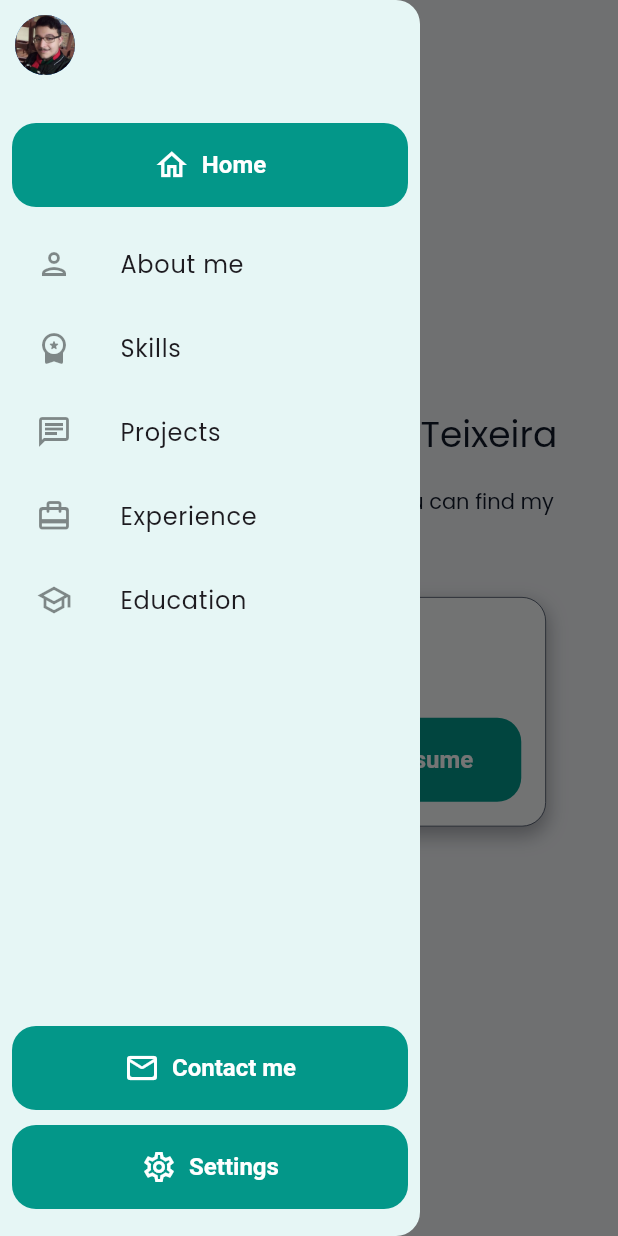
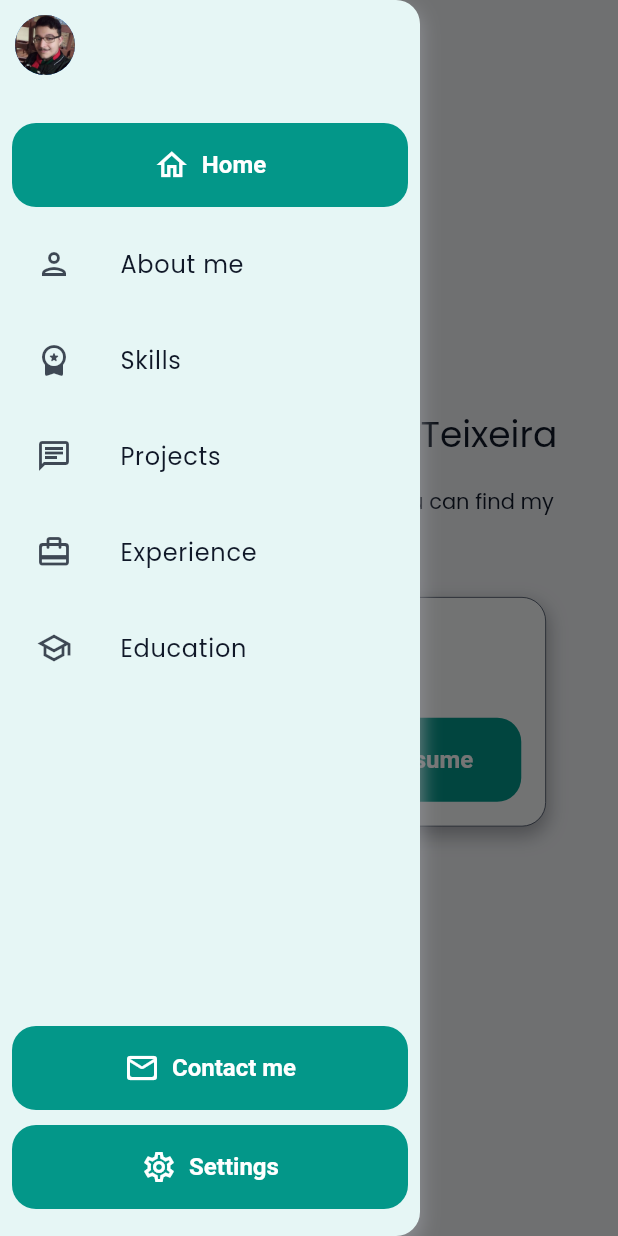
Before and after one commit to Teixeira49/portafolio, a Flutter app: the screen it shows after launch, with the side drawer open, on a phone screen of 412 x 824 dp. Run offline on Flutter 3.47's test engine with Material 3 defaults, Android fonts, the phone set to English and light mode, and no system bars; our stand-ins replace equatable, flutter_bloc, flutter_svg, gap, get_it, google_fonts and 1 more; generated files the repository leaves out were written again.

Commit message:
Update Navigator Panel styles and Message Content

```diff
--- a/lib/src/shared/presentation/widgets/message_content.dart
+++ b/lib/src/shared/presentation/widgets/message_content.dart
@@ -80,22 +80,10 @@ class MessageContent extends StatelessWidget {
                 ),
               ),
             ),
-            SizedBox(height: 120),
+            SizedBox(height: 150),
           ],
         ),
       ),
     );
   }
-
-  Widget _buildSystemMessage(String text) {
-    return Center(
-      child: Padding(
-        padding: const EdgeInsets.symmetric(vertical: 8.0),
-        child: Text(
-          text,
-          style: TextStyle(color: Colors.grey, fontStyle: FontStyle.italic),
-        ),
-      ),
-    );
-  }
 }
--- a/lib/src/shared/presentation/widgets/navigator_panel.dart
+++ b/lib/src/shared/presentation/widgets/navigator_panel.dart
@@ -1,6 +1,7 @@
 import 'package:flutter/material.dart';
 import 'package:gap/gap.dart';
 import 'package:portafolio/l10n/l10n.dart';
+import 'package:portafolio/src/core/theme/extended_text_theme.dart';
 
 import '../../../core/theme/responsive.dart';
 import '../../../core/utils/asset_images.dart';
@@ -43,11 +44,18 @@ class _NavigationPanelState extends State<NavigationPanel> {
                 topRight: Radius.circular(WidthValues.radiusMd),
                 bottomRight: Radius.circular(WidthValues.radiusMd),
               ),
+              boxShadow: [
+                BoxShadow(
+                  color: ColorValues.shadowPrimary(context).withAlpha(200),
+                  blurRadius: 10,
+                  spreadRadius: 1,
+                  offset: const Offset(0, 5),
+                ),
+              ],
             ),
             child: Column(
               spacing: 10,
               children: [
-                // Lista de opciones fijas
                 SizedBox(height: 64),
                 _MainChatButton(
                   expanded: _isExpanded,
@@ -187,7 +195,6 @@ class _MainChatButton extends StatelessWidget {
             spacing: expanded ? 8 : 0,
             children: [
               Flexible(child: Icon(iconData)),
-
               Flexible(
                 child: AnimatedOpacity(
                   duration: const Duration(milliseconds: 300),
@@ -224,6 +231,8 @@ class _TileOptionItem extends StatelessWidget {
     shape: RoundedRectangleBorder(
       borderRadius: BorderRadius.circular(WidthValues.radiusMd),
     ),
+    child: Padding(
+      padding: EdgeInsets.only(bottom: WidthValues.spacingXs),
       child: ListTile(
         tileColor:
             context.read<ChatBloc>().getChatId() == id
@@ -232,17 +241,29 @@ class _TileOptionItem extends StatelessWidget {
         shape: RoundedRectangleBorder(
           borderRadius: BorderRadius.circular(WidthValues.padding),
         ),
-      leading: Icon(icon),
+        leading: Icon(
+          icon,
+          color: ColorValues.textPrimary(context).withAlpha(200),
+        ),
         title:
             (expanded)
                 ? AnimatedOpacity(
                   duration: const Duration(milliseconds: 150),
                   opacity: expanded ? 1.0 : 0.0,
-                child: Text(title, overflow: TextOverflow.clip, maxLines: 1),
+                  child: Text(
+                    title,
+                    style: ExtendedTextTheme.textMedium(context),
+                    overflow: TextOverflow.clip,
+                    maxLines: 1,
+                  ),
                 )
                 : null,
         onTap: () => context.read<ChatBloc>().add(GetChatMessages(routeName)),
-      hoverColor: ColorValues.utilityBrand300(context),
+        hoverColor:
+            context.read<ChatBloc>().getChatId() == id
+                ? ColorValues.utilityBrand400(context)
+                : ColorValues.utilityBrand200(context),
+      ),
     ),
   );
 }
```
Lines whose indentation alone changed are shown as unchanged.
